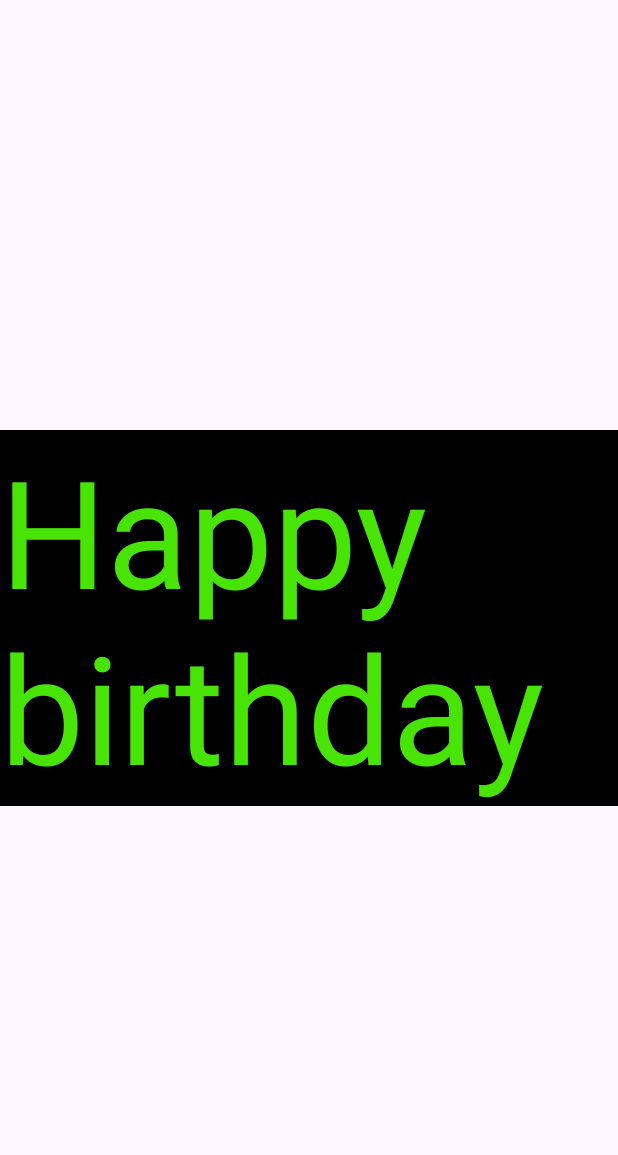
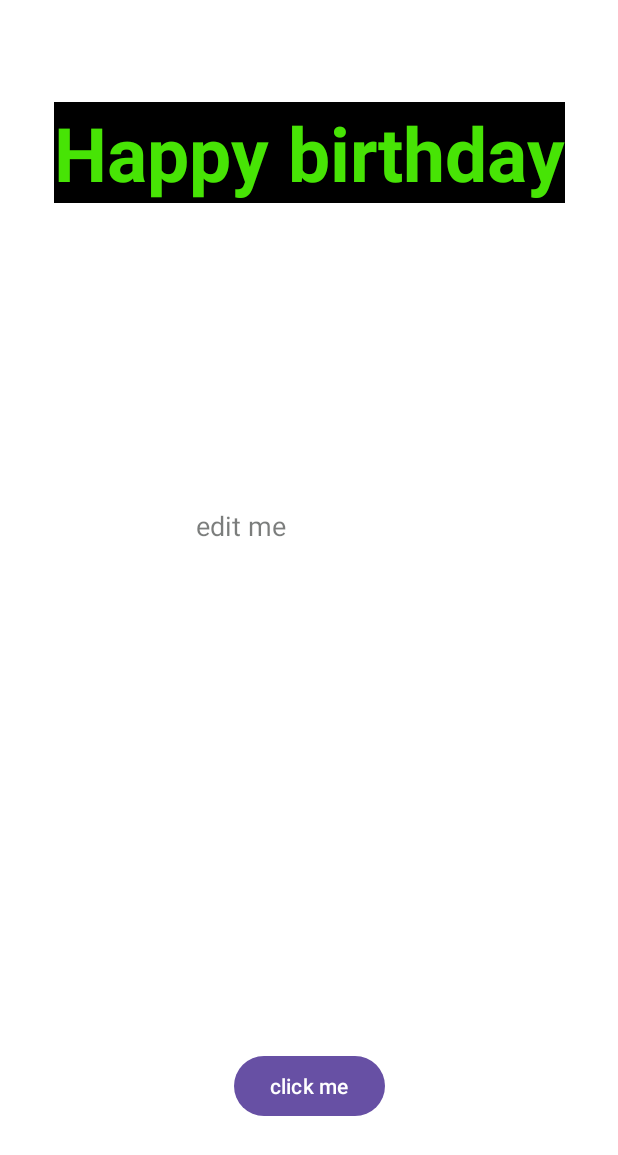
Before and after one commit to avelon1A/happy_birthday, an Android app: the screen it shows after launch (MainActivity), on a phone screen of 412 x 824 dp. Shown: the top 1155 px of the screen. Run offline under Robolectric (Android 15) with nearby library versions, the phone set to English and light mode, and no system bars.

Commit message:
addd clicklistner, when button is clicked then it will  show a toast

```diff
--- a/app/src/main/java/com/example/happybirthday/MainActivity.kt
+++ b/app/src/main/java/com/example/happybirthday/MainActivity.kt
@@ -1,11 +1,24 @@
 package com.example.happybirthday
 
+import android.os.Bundle
+import android.view.View
+import android.widget.Button
+import android.widget.EditText
+import android.widget.Toast
 import androidx.appcompat.app.AppCompatActivity
-import android.os.Bundle
 
 class MainActivity : AppCompatActivity() {
+
     override fun onCreate(savedInstanceState: Bundle?) {
         super.onCreate(savedInstanceState)
         setContentView(R.layout.activity_main)
+
+        val nameInput: EditText = findViewById(R.id.nameInput)
+        val showToastButton: Button = findViewById(R.id.buttonok)
+
+        showToastButton.setOnClickListener {
+            val name = nameInput.text.toString()
+            Toast.makeText(this, "button clicked and your name is $name", Toast.LENGTH_SHORT).show()
+            }
+        }
     }
-}
--- a/app/src/main/res/layout/activity_main.xml
+++ b/app/src/main/res/layout/activity_main.xml
@@ -4,18 +4,50 @@
     xmlns:tools="http://schemas.android.com/tools"
     android:layout_width="match_parent"
     android:layout_height="match_parent"
+    android:background="@color/white"
     tools:context=".MainActivity">
 
+
     <TextView
+        android:id="@+id/textView"
         android:layout_width="wrap_content"
         android:layout_height="wrap_content"
+        android:background="@color/black"
         android:text="Happy birthday"
         android:textColor="@color/green"
-        android:textSize="100dp"
-        android:background="@color/black"
+        android:textSize="50dp"
+        android:textStyle="bold"
         app:layout_constraintBottom_toBottomOf="parent"
         app:layout_constraintEnd_toEndOf="parent"
         app:layout_constraintStart_toStartOf="parent"
-        app:layout_constraintTop_toTopOf="parent" />
+        app:layout_constraintTop_toTopOf="parent"
+        app:layout_constraintVertical_bias="0.09" />
+
+    <EditText
+        android:id="@+id/nameInput"
+        android:layout_width="150dp"
+        android:layout_height="50dp"
+        android:background="#63DCE1D9"
+        android:text="@string/edit_me"
+        android:backgroundTint="#FFFFFF"
+        android:textColor="#8F141716"
+        app:layout_constraintBottom_toTopOf="@+id/buttonok"
+        app:layout_constraintEnd_toEndOf="parent"
+        app:layout_constraintHorizontal_bias="0.498"
+        app:layout_constraintStart_toStartOf="parent"
+        app:layout_constraintTop_toBottomOf="@+id/textView"
+        app:layout_constraintVertical_bias="0.369" />
+
+    <Button
+        android:id="@+id/buttonok"
+        android:layout_width="wrap_content"
+        android:layout_height="wrap_content"
+        android:layout_marginBottom="76dp"
+        android:text="click me"
+        android:onClick="birthday"
+        app:layout_constraintBottom_toBottomOf="parent"
+        app:layout_constraintEnd_toEndOf="parent"
+        app:layout_constraintStart_toStartOf="parent"
+        tools:ignore="MissingConstraints,OnClick" />
 
 </androidx.constraintlayout.widget.ConstraintLayout>
--- a/app/src/main/res/values/strings.xml
+++ b/app/src/main/res/values/strings.xml
@@ -1,3 +1,4 @@
 <resources>
     <string name="app_name">happy birthday</string>
+    <string name="edit_me">edit me</string>
 </resources>
```
